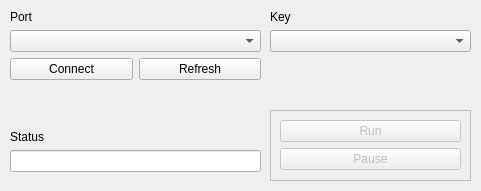
Before: the Qt Designer form connect.ui in BB121-LAB/arduino_connect, drawn with Qt 5.
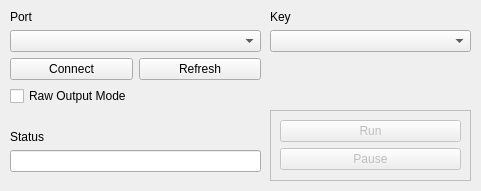
After: the same form once the commit is applied.

Commit message:
Added graph window, not yet working
Created the graphing window, the a checkbox to enable it in the
main program and some of the methods to support it.

Not yet functional

The edit to the form file:
```diff
--- a/connect.ui
+++ b/connect.ui
@@ -64,6 +64,13 @@
        </item>
       </layout>
      </item>
+     <item>
+      <widget class="QCheckBox" name="raw_out_checkbox">
+       <property name="text">
+        <string>Raw Output Mode</string>
+       </property>
+      </widget>
+     </item>
      <item>
       <spacer name="verticalSpacer">
        <property name="orientation">
```
The commit also changes 6 other files.
